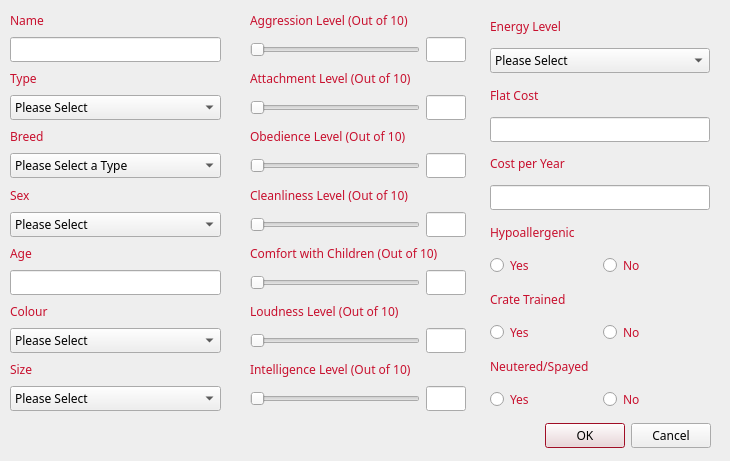
Old version of the form cuACS/addanimal.ui in the repository cameronhawtin/Animal-Farm-cuACS.
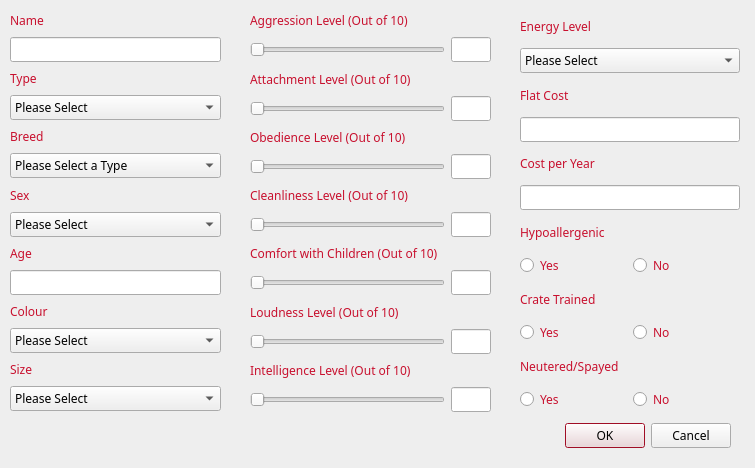
New version of the form.

Commit message: changed animal and breed types

Diff of the .ui file:
```diff
--- a/cuACS/addanimal.ui
+++ b/cuACS/addanimal.ui
@@ -6,8 +6,8 @@
    <rect>
     <x>0</x>
     <y>0</y>
-    <width>730</width>
-    <height>461</height>
+    <width>755</width>
+    <height>468</height>
    </rect>
   </property>
   <property name="palette">
@@ -169,7 +169,7 @@
    </property>
    <property name="geometry">
     <rect>
-     <x>370</x>
+     <x>390</x>
      <y>420</y>
      <width>341</width>
      <height>32</height>
@@ -419,8 +419,8 @@
     <rect>
      <x>250</x>
      <y>10</y>
-     <width>216</width>
-     <height>401</height>
+     <width>241</width>
+     <height>402</height>
     </rect>
    </property>
    <layout class="QVBoxLayout" name="verticalLayout_3">
@@ -691,7 +691,7 @@
    </property>
    <property name="geometry">
     <rect>
-     <x>490</x>
+     <x>520</x>
      <y>10</y>
      <width>220</width>
      <height>401</height>
```
Left out of the diff: 11 changed lines with no effect on the pictures. The commit also changes 2 other files.
